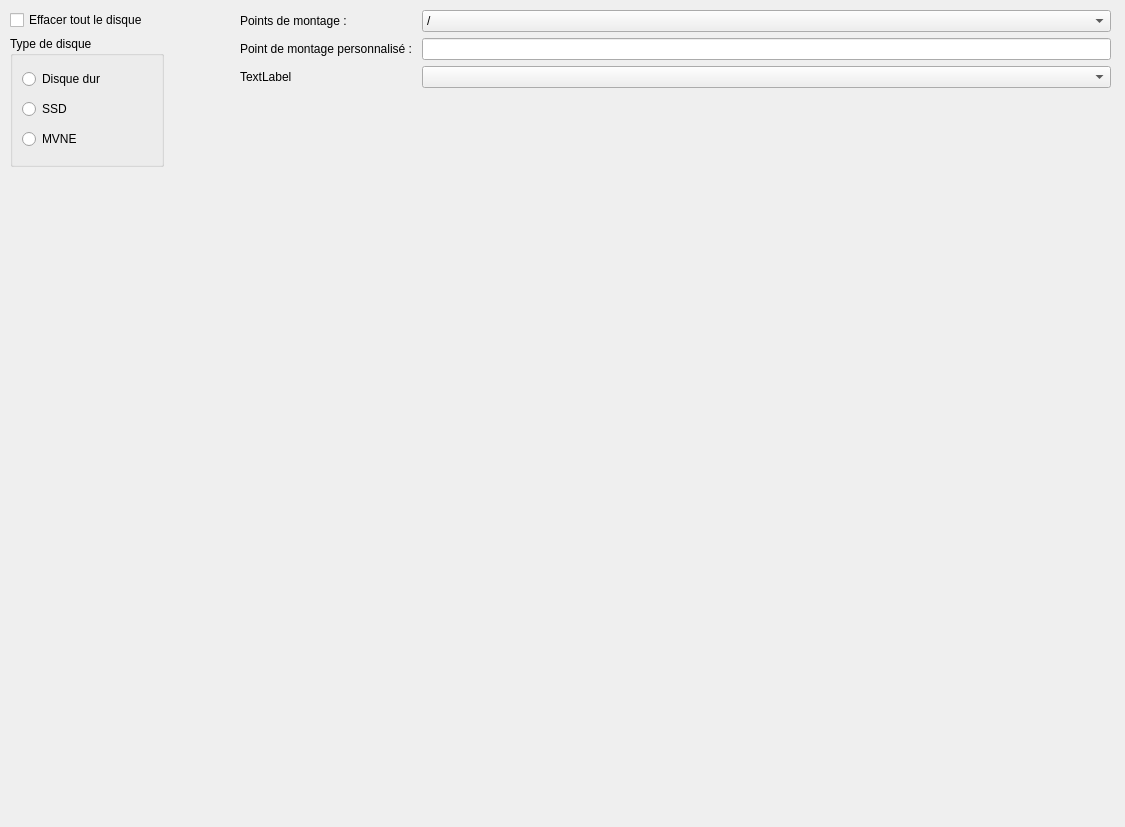
First picture: the form in ui/formatage/fen_formatage.ui, repository Sebastux/Anacontux, before the edit.
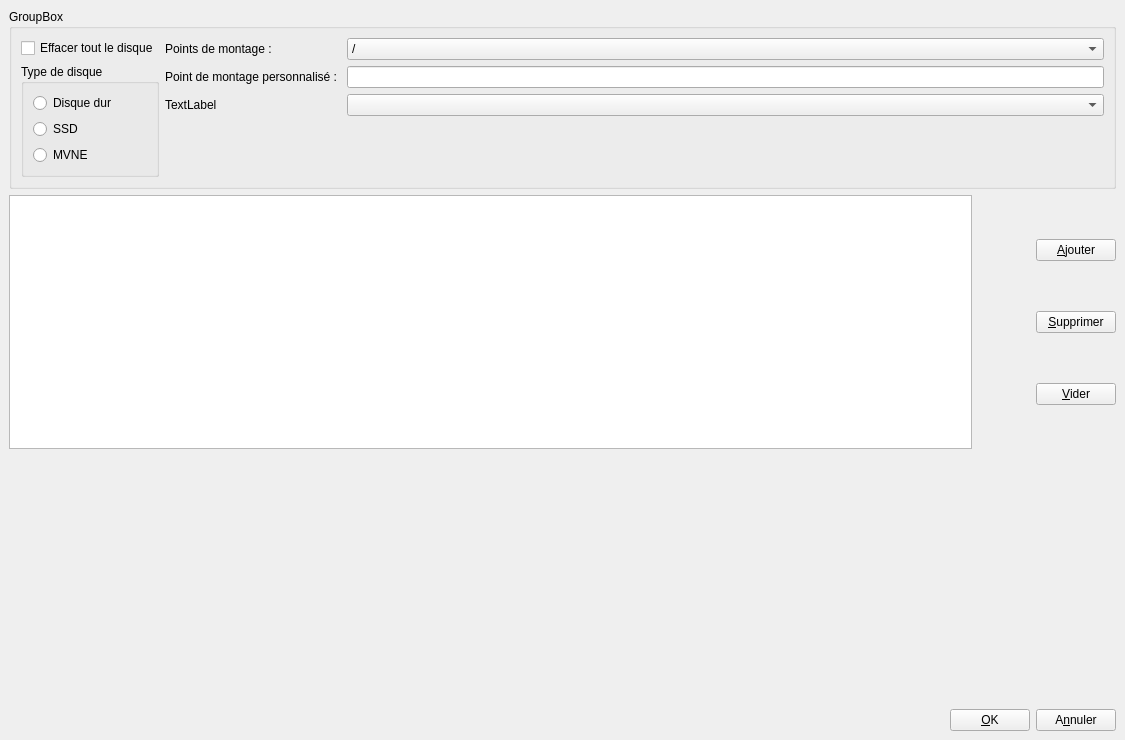
Second picture: the form after the edit.

Commit message: Ajout de composants à la fenetre.

```diff
--- a/ui/formatage/fen_formatage.ui
+++ b/ui/formatage/fen_formatage.ui
@@ -7,23 +7,22 @@
     <x>0</x>
     <y>0</y>
     <width>1125</width>
-    <height>827</height>
+    <height>740</height>
    </rect>
   </property>
   <property name="windowTitle">
    <string>Formatage du disque dur</string>
   </property>
   <widget class="QWidget" name="centralwidget">
-   <widget class="QWidget" name="formLayoutWidget">
-    <property name="geometry">
-     <rect>
-      <x>10</x>
-      <y>10</y>
-      <width>154</width>
-      <height>157</height>
-     </rect>
-    </property>
-    <layout class="QVBoxLayout" name="verticalLayout_2">
+   <layout class="QVBoxLayout" name="verticalLayout_3">
+    <item>
+     <widget class="QGroupBox" name="groupBox">
+      <property name="title">
+       <string>GroupBox</string>
+      </property>
+      <layout class="QHBoxLayout" name="horizontalLayout">
+       <item>
+        <layout class="QVBoxLayout" name="lyt_stockage">
      <item>
       <widget class="QCheckBox" name="cbx_clear">
        <property name="text">
@@ -62,17 +61,9 @@
       </widget>
      </item>
     </layout>
-   </widget>
-   <widget class="QWidget" name="formLayoutWidget_2">
-    <property name="geometry">
-     <rect>
-      <x>240</x>
-      <y>10</y>
-      <width>871</width>
-      <height>390</height>
-     </rect>
-    </property>
-    <layout class="QFormLayout" name="formLayout_2">
+       </item>
+       <item>
+        <layout class="QFormLayout" name="lyt_formatage">
      <item row="0" column="0">
       <widget class="QLabel" name="lbl_PointDeMontage">
        <property name="text">
@@ -80,20 +71,6 @@
        </property>
       </widget>
      </item>
-     <item row="1" column="0">
-      <widget class="QLabel" name="lbl_MontagePerso">
-       <property name="text">
-        <string>Point de montage personnalisé : </string>
-       </property>
-      </widget>
-     </item>
-     <item row="2" column="0">
-      <widget class="QLabel" name="label_3">
-       <property name="text">
-        <string>TextLabel</string>
-       </property>
-      </widget>
-     </item>
      <item row="0" column="1">
       <widget class="QComboBox" name="cbx_PointDeMonatge">
        <property name="toolTip">
@@ -146,14 +123,128 @@
        </item>
       </widget>
      </item>
-     <item row="2" column="1">
-      <widget class="QComboBox" name="comboBox_2"/>
+         <item row="1" column="0">
+          <widget class="QLabel" name="lbl_MontagePerso">
+           <property name="text">
+            <string>Point de montage personnalisé : </string>
+           </property>
+          </widget>
      </item>
      <item row="1" column="1">
       <widget class="QLineEdit" name="lineEdit"/>
      </item>
-    </layout>
-   </widget>
+         <item row="2" column="0">
+          <widget class="QLabel" name="label_3">
+           <property name="text">
+            <string>TextLabel</string>
+           </property>
+          </widget>
+         </item>
+         <item row="2" column="1">
+          <widget class="QComboBox" name="comboBox_2"/>
+         </item>
+        </layout>
+       </item>
+      </layout>
+     </widget>
+    </item>
+    <item>
+     <layout class="QHBoxLayout" name="lyt_liste">
+      <item>
+       <widget class="QTableView" name="tableView"/>
+      </item>
+      <item>
+       <spacer name="horizontalSpacer">
+        <property name="orientation">
+         <enum>Qt::Orientation::Horizontal</enum>
+        </property>
+        <property name="sizeType">
+         <enum>QSizePolicy::Policy::Minimum</enum>
+        </property>
+        <property name="sizeHint" stdset="0">
+         <size>
+          <width>58</width>
+          <height>74</height>
+         </size>
+        </property>
+       </spacer>
+      </item>
+      <item>
+       <layout class="QVBoxLayout" name="lyt_boutons">
+        <item>
+         <widget class="QPushButton" name="btn_ajouter">
+          <property name="text">
+           <string>&amp;Ajouter</string>
+          </property>
+         </widget>
+        </item>
+        <item>
+         <widget class="QPushButton" name="btn_supprimer">
+          <property name="text">
+           <string>&amp;Supprimer</string>
+          </property>
+         </widget>
+        </item>
+        <item>
+         <widget class="QPushButton" name="btn_vider">
+          <property name="text">
+           <string>&amp;Vider</string>
+          </property>
+         </widget>
+        </item>
+       </layout>
+      </item>
+     </layout>
+    </item>
+    <item>
+     <layout class="QVBoxLayout" name="verticalLayout_2">
+      <item>
+       <spacer name="verticalSpacer">
+        <property name="orientation">
+         <enum>Qt::Orientation::Vertical</enum>
+        </property>
+        <property name="sizeHint" stdset="0">
+         <size>
+          <width>20</width>
+          <height>40</height>
+         </size>
+        </property>
+       </spacer>
+      </item>
+     </layout>
+    </item>
+    <item>
+     <layout class="QHBoxLayout" name="horizontalLayout_2">
+      <item>
+       <spacer name="horizontalSpacer_2">
+        <property name="orientation">
+         <enum>Qt::Orientation::Horizontal</enum>
+        </property>
+        <property name="sizeHint" stdset="0">
+         <size>
+          <width>40</width>
+          <height>20</height>
+         </size>
+        </property>
+       </spacer>
+      </item>
+      <item>
+       <widget class="QPushButton" name="btn_ok">
+        <property name="text">
+         <string>&amp;OK</string>
+        </property>
+       </widget>
+      </item>
+      <item>
+       <widget class="QPushButton" name="bt_annuler">
+        <property name="text">
+         <string>A&amp;nnuler</string>
+        </property>
+       </widget>
+      </item>
+     </layout>
+    </item>
+   </layout>
   </widget>
  </widget>
  <resources/>
```
Lines whose indentation alone changed are shown as unchanged.
